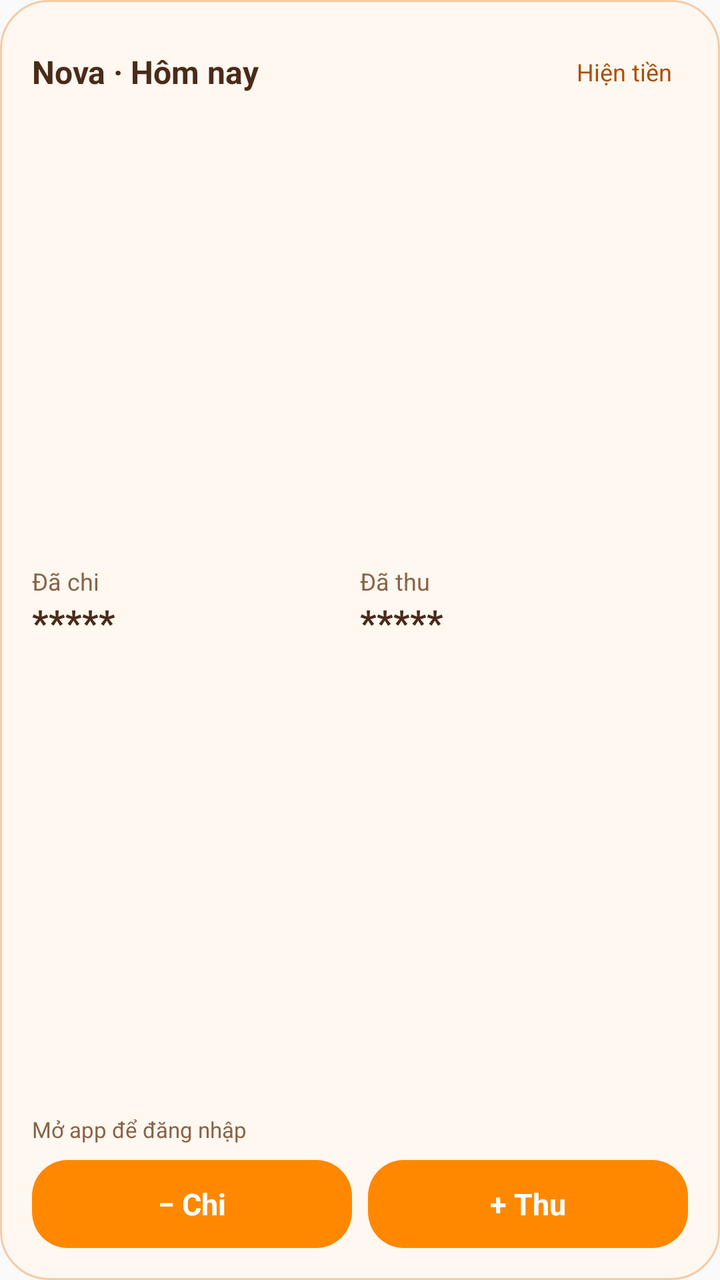
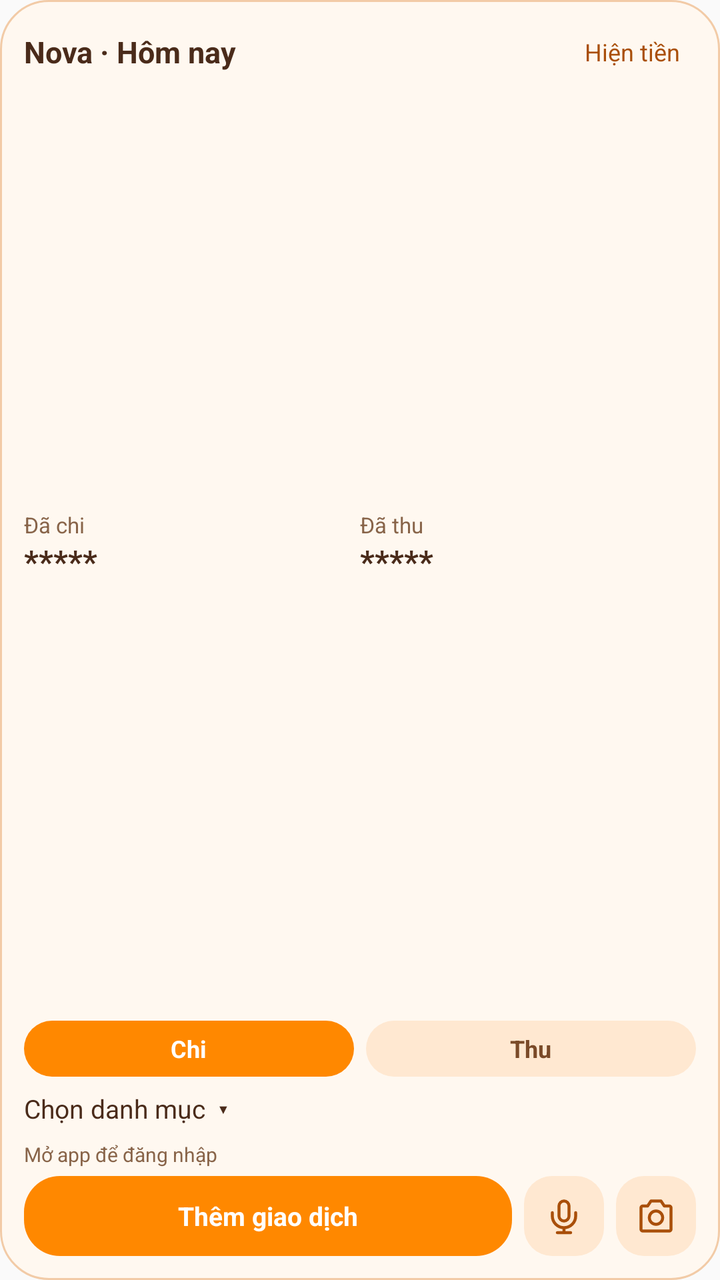

Compare the two renders of this Android layout. The source of the first and the diff that turns it into the second are given below.
<!-- AndroidManifest.xml: application theme AppTheme -->
<!-- res/layout/nova_home_widget.xml -->
<LinearLayout xmlns:android="http://schemas.android.com/apk/res/android" android:layout_width="match_parent" android:layout_height="match_parent" android:orientation="vertical" android:padding="16dp" android:background="@drawable/nova_widget_background">
 <LinearLayout android:layout_width="match_parent" android:layout_height="wrap_content" android:gravity="center_vertical">
  <TextView android:layout_width="0dp" android:layout_weight="1" android:layout_height="wrap_content" android:text="Nova · Hôm nay" android:textColor="#4A2B1A" android:textStyle="bold" android:textSize="16sp"/>
  <TextView android:id="@+id/widget_toggle" android:layout_width="wrap_content" android:layout_height="40dp" android:gravity="center" android:text="Hiện tiền" android:textColor="#A94F0A" android:paddingHorizontal="8dp" android:textSize="12sp"/>
 </LinearLayout>
 <LinearLayout android:layout_width="match_parent" android:layout_height="0dp" android:layout_weight="1" android:gravity="center_vertical">
  <LinearLayout android:layout_width="0dp" android:layout_weight="1" android:layout_height="wrap_content" android:orientation="vertical">
   <TextView android:layout_width="wrap_content" android:layout_height="wrap_content" android:text="Đã chi" android:textColor="#886449" android:textSize="12sp"/>
   <TextView android:id="@+id/widget_expense" android:layout_width="match_parent" android:layout_height="wrap_content" android:text="*****" android:textColor="#4A2B1A" android:textSize="18sp" android:textStyle="bold" android:maxLines="1" android:ellipsize="end"/>
  </LinearLayout>
  <LinearLayout android:layout_width="0dp" android:layout_weight="1" android:layout_height="wrap_content" android:orientation="vertical">
   <TextView android:layout_width="wrap_content" android:layout_height="wrap_content" android:text="Đã thu" android:textColor="#886449" android:textSize="12sp"/>
   <TextView android:id="@+id/widget_income" android:layout_width="match_parent" android:layout_height="wrap_content" android:text="*****" android:textColor="#4A2B1A" android:textSize="18sp" android:textStyle="bold" android:maxLines="1" android:ellipsize="end"/>
  </LinearLayout>
 </LinearLayout>
 <TextView android:id="@+id/widget_status" android:layout_width="match_parent" android:layout_height="wrap_content" android:text="Mở app để đăng nhập" android:textColor="#886449" android:textSize="11sp" android:maxLines="1" android:ellipsize="end" android:layout_marginVertical="8dp"/>
 <LinearLayout android:layout_width="match_parent" android:layout_height="44dp">
  <TextView android:id="@+id/widget_expense_button" android:layout_width="0dp" android:layout_weight="1" android:layout_height="match_parent" android:background="@drawable/nova_widget_button" android:gravity="center" android:text="− Chi" android:textColor="#FFFFFF" android:textStyle="bold" android:textSize="15sp"/>
  <TextView android:id="@+id/widget_income_button" android:layout_width="0dp" android:layout_weight="1" android:layout_height="match_parent" android:background="@drawable/nova_widget_button" android:gravity="center" android:text="+ Thu" android:textColor="#FFFFFF" android:textStyle="bold" android:textSize="15sp" android:layout_marginStart="8dp"/>
 </LinearLayout>
</LinearLayout>
<!-- resources referenced by this layout -->
<resources>
  <!-- drawable nova_widget_background (drawable) -->
  <shape xmlns:android="http://schemas.android.com/apk/res/android"><solid android:color="#FFF8F0"/><corners android:radius="24dp"/><stroke android:width="1dp" android:color="#F2CBA7"/></shape>
  <!-- drawable nova_widget_button (drawable) -->
  <shape xmlns:android="http://schemas.android.com/apk/res/android"><solid android:color="#FF8800"/><corners android:radius="18dp"/></shape>
  <style name="AppTheme" parent="Theme.AppCompat.DayNight.NoActionBar">
          
          <item name="android:editTextBackground">@drawable/rn_edit_text_material</item>
      </style>
  <!-- drawable rn_edit_text_material (drawable) -->
  <?xml version="1.0" encoding="utf-8"?>
  <inset xmlns:android="http://schemas.android.com/apk/res/android"
         android:insetLeft="@dimen/abc_edit_text_inset_horizontal_material"
         android:insetRight="@dimen/abc_edit_text_inset_horizontal_material"
         android:insetTop="@dimen/abc_edit_text_inset_top_material"
         android:insetBottom="@dimen/abc_edit_text_inset_bottom_material"
         >
  
      <selector>
          
          <item android:state_enabled="false" android:drawable="@drawable/abc_textfield_default_mtrl_alpha"/>
          <item android:drawable="@drawable/abc_textfield_activated_mtrl_alpha"/>
      </selector>
  
  </inset>
</resources>

<!-- the commit's change to res/layout/nova_home_widget.xml (unified diff, before → after) -->
@@ -1,21 +1,27 @@
-<LinearLayout xmlns:android="http://schemas.android.com/apk/res/android" android:layout_width="match_parent" android:layout_height="match_parent" android:orientation="vertical" android:padding="16dp" android:background="@drawable/nova_widget_background">
- <LinearLayout android:layout_width="match_parent" android:layout_height="wrap_content" android:gravity="center_vertical">
-  <TextView android:layout_width="0dp" android:layout_weight="1" android:layout_height="wrap_content" android:text="Nova · Hôm nay" android:textColor="#4A2B1A" android:textStyle="bold" android:textSize="16sp"/>
-  <TextView android:id="@+id/widget_toggle" android:layout_width="wrap_content" android:layout_height="40dp" android:gravity="center" android:text="Hiện tiền" android:textColor="#A94F0A" android:paddingHorizontal="8dp" android:textSize="12sp"/>
+<LinearLayout xmlns:android="http://schemas.android.com/apk/res/android" android:layout_width="match_parent" android:layout_height="match_parent" android:orientation="vertical" android:padding="12dp" android:background="@drawable/nova_widget_background">
+ <LinearLayout android:layout_width="match_parent" android:layout_height="28dp" android:gravity="center_vertical">
+  <TextView android:layout_width="0dp" android:layout_weight="1" android:layout_height="wrap_content" android:text="Nova · Hôm nay" android:textColor="#4A2B1A" android:textStyle="bold" android:textSize="15sp"/>
+  <TextView android:id="@+id/widget_toggle" android:layout_width="wrap_content" android:layout_height="match_parent" android:gravity="center" android:text="Hiện tiền" android:textColor="#A94F0A" android:paddingHorizontal="8dp" android:textSize="12sp"/>
  </LinearLayout>
- <LinearLayout android:layout_width="match_parent" android:layout_height="0dp" android:layout_weight="1" android:gravity="center_vertical">
+ <LinearLayout android:layout_width="match_parent" android:layout_height="0dp" android:layout_weight="1" android:minHeight="38dp" android:gravity="center_vertical">
   <LinearLayout android:layout_width="0dp" android:layout_weight="1" android:layout_height="wrap_content" android:orientation="vertical">
-   <TextView android:layout_width="wrap_content" android:layout_height="wrap_content" android:text="Đã chi" android:textColor="#886449" android:textSize="12sp"/>
-   <TextView android:id="@+id/widget_expense" android:layout_width="match_parent" android:layout_height="wrap_content" android:text="*****" android:textColor="#4A2B1A" android:textSize="18sp" android:textStyle="bold" android:maxLines="1" android:ellipsize="end"/>
+   <TextView android:layout_width="wrap_content" android:layout_height="wrap_content" android:text="Đã chi" android:textColor="#886449" android:textSize="11sp"/>
+   <TextView android:id="@+id/widget_expense" android:layout_width="match_parent" android:layout_height="wrap_content" android:text="*****" android:textColor="#4A2B1A" android:textSize="16sp" android:textStyle="bold" android:maxLines="1" android:ellipsize="end"/>
   </LinearLayout>
   <LinearLayout android:layout_width="0dp" android:layout_weight="1" android:layout_height="wrap_content" android:orientation="vertical">
-   <TextView android:layout_width="wrap_content" android:layout_height="wrap_content" android:text="Đã thu" android:textColor="#886449" android:textSize="12sp"/>
-   <TextView android:id="@+id/widget_income" android:layout_width="match_parent" android:layout_height="wrap_content" android:text="*****" android:textColor="#4A2B1A" android:textSize="18sp" android:textStyle="bold" android:maxLines="1" android:ellipsize="end"/>
+   <TextView android:layout_width="wrap_content" android:layout_height="wrap_content" android:text="Đã thu" android:textColor="#886449" android:textSize="11sp"/>
+   <TextView android:id="@+id/widget_income" android:layout_width="match_parent" android:layout_height="wrap_content" android:text="*****" android:textColor="#4A2B1A" android:textSize="16sp" android:textStyle="bold" android:maxLines="1" android:ellipsize="end"/>
   </LinearLayout>
  </LinearLayout>
- <TextView android:id="@+id/widget_status" android:layout_width="match_parent" android:layout_height="wrap_content" android:text="Mở app để đăng nhập" android:textColor="#886449" android:textSize="11sp" android:maxLines="1" android:ellipsize="end" android:layout_marginVertical="8dp"/>
- <LinearLayout android:layout_width="match_parent" android:layout_height="44dp">
-  <TextView android:id="@+id/widget_expense_button" android:layout_width="0dp" android:layout_weight="1" android:layout_height="match_parent" android:background="@drawable/nova_widget_button" android:gravity="center" android:text="− Chi" android:textColor="#FFFFFF" android:textStyle="bold" android:textSize="15sp"/>
-  <TextView android:id="@+id/widget_income_button" android:layout_width="0dp" android:layout_weight="1" android:layout_height="match_parent" android:background="@drawable/nova_widget_button" android:gravity="center" android:text="+ Thu" android:textColor="#FFFFFF" android:textStyle="bold" android:textSize="15sp" android:layout_marginStart="8dp"/>
+ <LinearLayout android:layout_width="match_parent" android:layout_height="28dp" android:layout_marginTop="4dp">
+  <TextView android:id="@+id/widget_expense_button" android:layout_width="0dp" android:layout_weight="1" android:layout_height="match_parent" android:background="@drawable/nova_widget_button" android:gravity="center" android:text="Chi" android:textColor="#FFFFFF" android:textStyle="bold" android:textSize="12sp"/>
+  <TextView android:id="@+id/widget_income_button" android:layout_width="0dp" android:layout_weight="1" android:layout_height="match_parent" android:background="@drawable/nova_widget_secondary" android:gravity="center" android:text="Thu" android:textColor="#7A4A28" android:textStyle="bold" android:textSize="12sp" android:layout_marginStart="6dp"/>
+ </LinearLayout>
+ <TextView android:id="@+id/widget_category" android:layout_width="match_parent" android:layout_height="32dp" android:gravity="center_vertical" android:text="Chọn danh mục  ▾" android:textSize="13sp" android:textColor="#4A2B1A" android:singleLine="true" android:ellipsize="end"/>
+ <TextView android:id="@+id/widget_status" android:layout_width="match_parent" android:layout_height="wrap_content" android:text="Mở app để đăng nhập" android:textColor="#886449" android:textSize="10sp" android:maxLines="1" android:ellipsize="end" android:layout_marginBottom="4dp"/>
+ <LinearLayout android:layout_width="match_parent" android:layout_height="40dp">
+  <TextView android:id="@+id/widget_add" android:layout_width="0dp" android:layout_weight="1" android:layout_height="match_parent" android:background="@drawable/nova_widget_button" android:gravity="center" android:text="Thêm giao dịch" android:contentDescription="Thêm giao dịch từ widget" android:textColor="#FFFFFF" android:textStyle="bold" android:textSize="13sp"/>
+  <ImageButton android:id="@+id/widget_voice" android:layout_width="40dp" android:layout_height="match_parent" android:background="@drawable/nova_widget_secondary" android:src="@drawable/nova_widget_mic" android:contentDescription="Nói giao dịch từ widget" android:layout_marginStart="6dp" android:padding="10dp"/>
+  <ImageButton android:id="@+id/widget_camera" android:layout_width="40dp" android:layout_height="match_parent" android:background="@drawable/nova_widget_secondary" android:src="@drawable/nova_widget_camera" android:contentDescription="Chụp hóa đơn bằng AI từ widget" android:layout_marginStart="6dp" android:padding="10dp"/>
  </LinearLayout>
 </LinearLayout>
<!-- resource entries referenced after the edit -->
@@ -4,6 +4,12 @@
   <shape xmlns:android="http://schemas.android.com/apk/res/android"><solid android:color="#FFF8F0"/><corners android:radius="24dp"/><stroke android:width="1dp" android:color="#F2CBA7"/></shape>
   <!-- drawable nova_widget_button (drawable) -->
   <shape xmlns:android="http://schemas.android.com/apk/res/android"><solid android:color="#FF8800"/><corners android:radius="18dp"/></shape>
+  <!-- drawable nova_widget_camera (drawable) -->
+  <vector xmlns:android="http://schemas.android.com/apk/res/android" android:width="20dp" android:height="20dp" android:viewportWidth="24" android:viewportHeight="24"><path android:strokeColor="#A94F0A" android:strokeWidth="1.8" android:strokeLineCap="round" android:strokeLineJoin="round" android:fillColor="@android:color/transparent" android:pathData="M4,6h3l2,-3h6l2,3h3a1,1 0,0 1,1,1v13a1,1 0,0 1,-1,1H4a1,1 0,0 1,-1,-1V7a1,1 0,0 1,1,-1M16,13a4,4 0,1 1,-8,0a4,4 0,1 1,8,0"/></vector>
+  <!-- drawable nova_widget_mic (drawable) -->
+  <vector xmlns:android="http://schemas.android.com/apk/res/android" android:width="20dp" android:height="20dp" android:viewportWidth="24" android:viewportHeight="24"><path android:strokeColor="#A94F0A" android:strokeWidth="1.8" android:strokeLineCap="round" android:strokeLineJoin="round" android:fillColor="@android:color/transparent" android:pathData="M12,3a3,3 0,0 0,-3,3v6a3,3 0,0 0,6,0V6a3,3 0,0 0,-3,-3M5,10v2a7,7 0,0 0,14,0v-2M12,19v3M8,22h8"/></vector>
+  <!-- drawable nova_widget_secondary (drawable) -->
+  <shape xmlns:android="http://schemas.android.com/apk/res/android"><solid android:color="#FFE8D1"/><corners android:radius="14dp"/></shape>
   <style name="AppTheme" parent="Theme.AppCompat.DayNight.NoActionBar">
           
           <item name="android:editTextBackground">@drawable/rn_edit_text_material</item>
